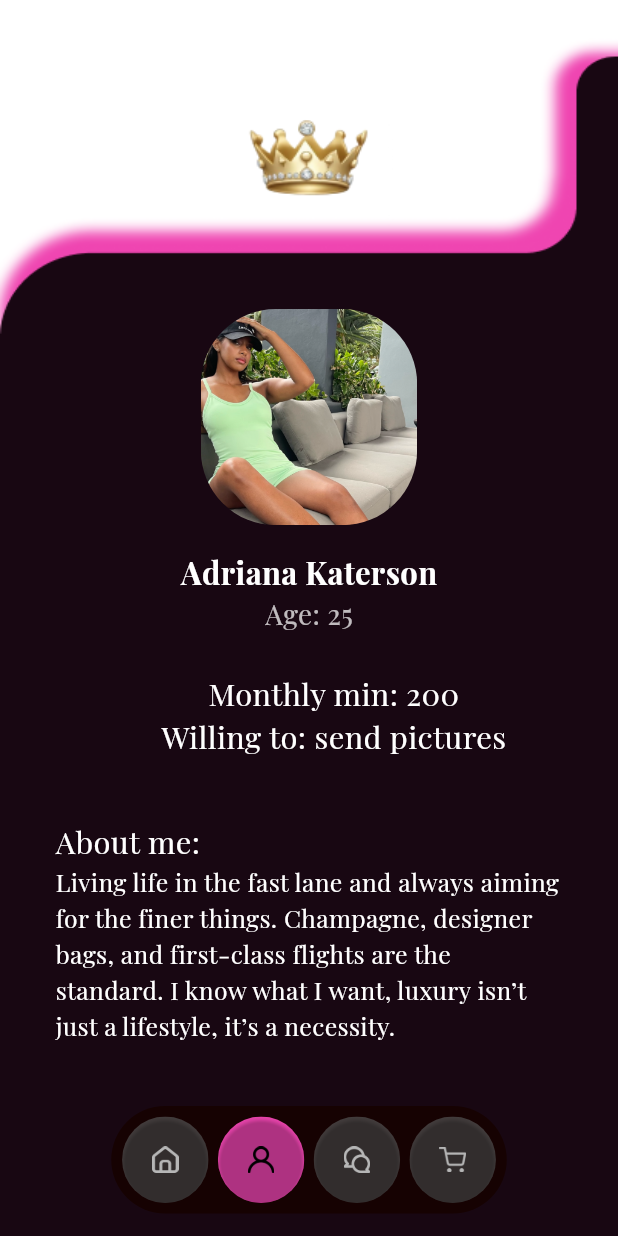
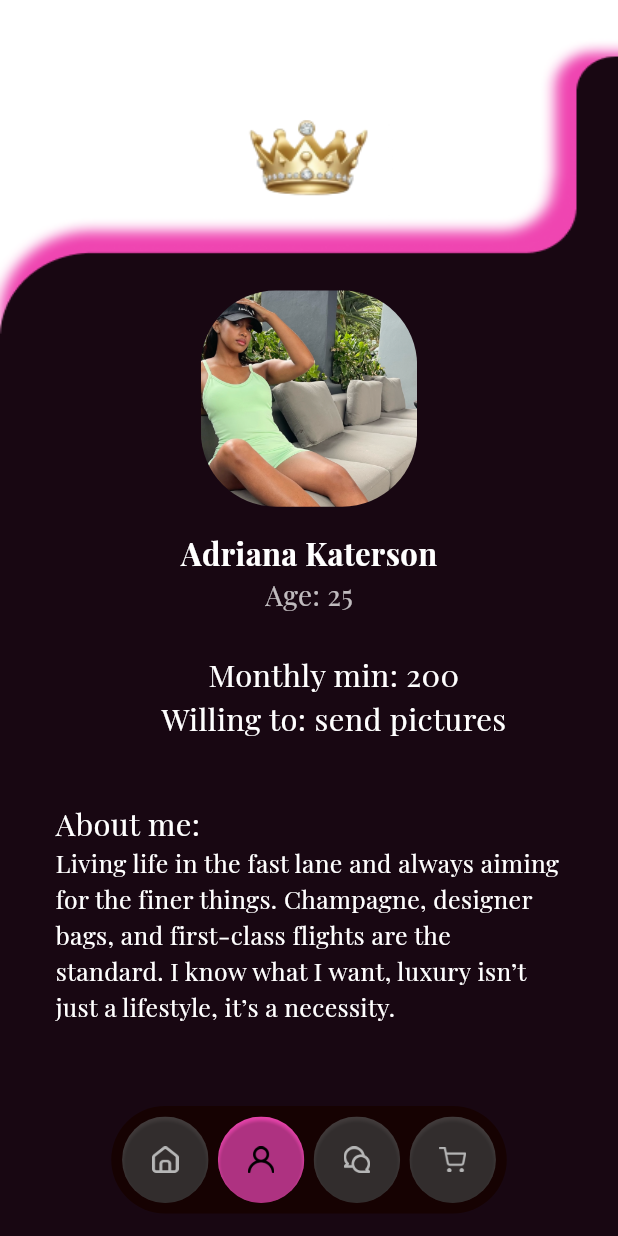
Before and after one commit to MaxDelissen/ObeyPay, a Flutter app: the screen it shows after launch, item 2 of the bottom bar chosen, on a phone screen of 412 x 824 dp. Run offline on Flutter 3.47's test engine with Material 3 defaults, Android fonts, the phone set to English and light mode, and no system bars; our stand-ins replace audioplayers, flutter_card_swiper, flutter_local_notifications, flutter_svg; project files that could hold a hidden picture were left out.

Commit message:
padding fix

```diff
--- a/lib/screens/dom_profile_page.dart
+++ b/lib/screens/dom_profile_page.dart
@@ -16,7 +16,7 @@ class DomProfilePage extends StatelessWidget {
       child: Column(
         crossAxisAlignment: CrossAxisAlignment.center,
         children: [
-          SizedBox(height: screenHeight * 0.09, width: screenWidth),
+          SizedBox(height: screenHeight * 0.075, width: screenWidth),
           ProfileCardRoyal(
             name: 'Adriana Katerson',
             age: '25',
```
